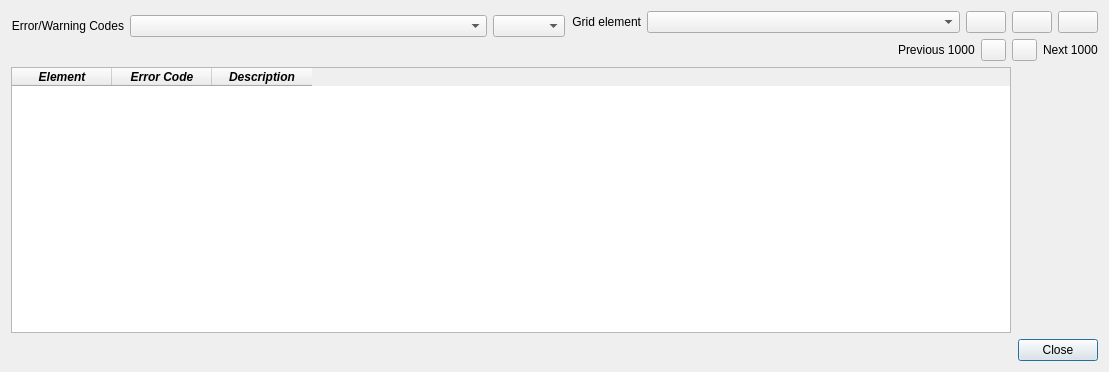
Above: flo2d/ui/issues.ui from FLO-2DSoftware/qgis-flo-2d-plugin before the change. Below: the same form after it.
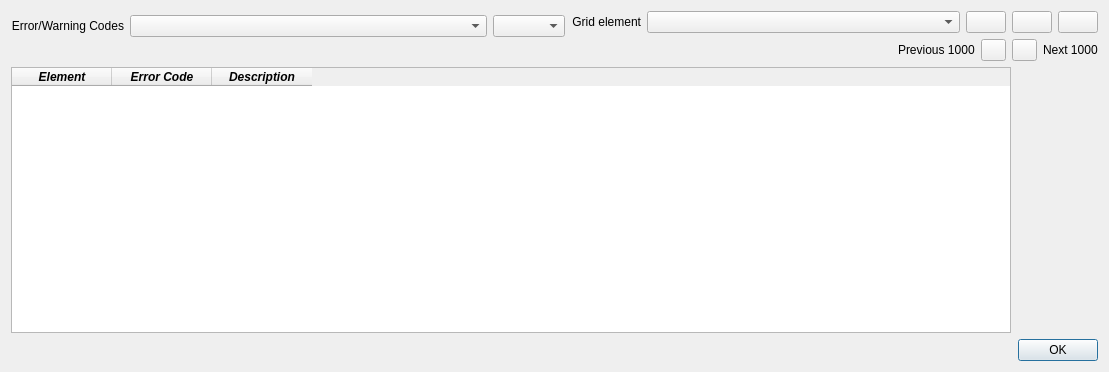
That is the form after the change. Icons and pictures are not drawn.

Commit message: Debug tool: improve messages

The edit to the form file:
```diff
--- a/flo2d/ui/issues.ui
+++ b/flo2d/ui/issues.ui
@@ -23,7 +23,7 @@
    <item row="2" column="0">
     <widget class="QDialogButtonBox" name="buttonBox">
      <property name="standardButtons">
-      <set>QDialogButtonBox::Close</set>
+      <set>QDialogButtonBox::Ok</set>
      </property>
     </widget>
    </item>
```
Left out of the diff: 12 changed lines with no effect on the pictures. The commit also changes 1 other file.
